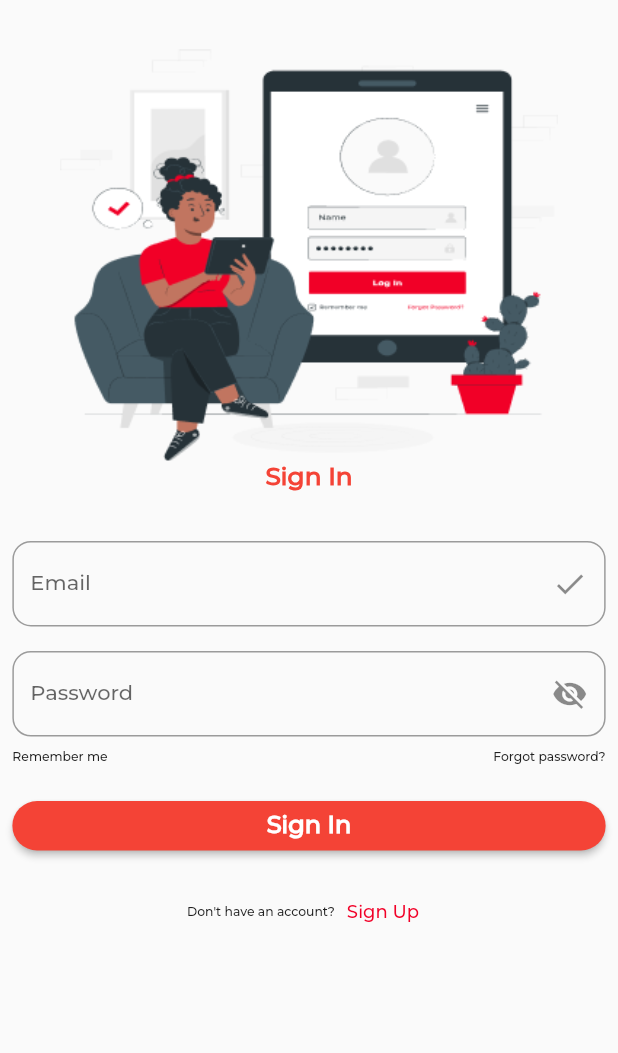
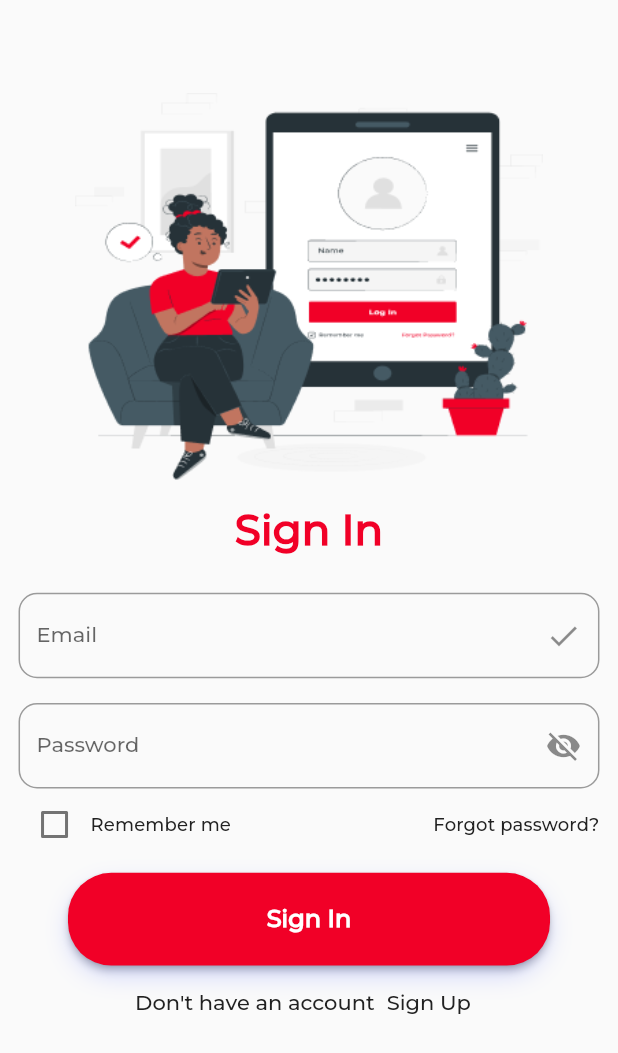
Before and after one commit to akaanuzman/digital_order_system, a Flutter app: the screen it shows after launch, on a phone screen of 412 x 824 dp. Shown: the top 1053 px of the screen. Run offline on Flutter 3.47's test engine with Material 2 defaults, Android fonts, the phone set to English and light mode, and no system bars; our stand-ins replace animate_do, device_preview, get_storage, shimmer_animation; generated files the repository leaves out were written again.

Commit message:
notlara kaydedilenler yapıldı.

```diff
--- a/lib/core/constants/image_constants.dart
+++ b/lib/core/constants/image_constants.dart
@@ -19,4 +19,7 @@ class ImageConstants {
   final String onboardThird = "onboarding2".toPng;
   final String logo = "logo".toPng;
   final String background = "background".toPng;
+  final String pana = "pana".toPng;
+  final String restaurant = "restaurant".toPng;
+  final String signUp = "signup".toPng;
 }
--- a/lib/features/auth/login/view/login_view.dart
+++ b/lib/features/auth/login/view/login_view.dart
@@ -1,6 +1,13 @@
 import 'package:digital_order_system/_export_ui.dart';
+import 'package:digital_order_system/core/enums/custom_button_enum.dart';
+import 'package:digital_order_system/uikit/button/custom_button.dart';
+import 'package:digital_order_system/uikit/special_row/special_row.dart';
+import 'package:digital_order_system/uikit/special_row/special_row_button.dart';
 
-class LoginView extends StatelessWidget {
+import '../../../../uikit/text/special_text.dart';
+import '../../../../uikit/text_field/special_text_field.dart';
+
+class LoginView extends StatelessWidget with BaseSingleton {
   const LoginView({super.key});
 
   @override
@@ -8,51 +15,47 @@ class LoginView extends StatelessWidget {
     return Scaffold(
       body: FadeInUp(
         child: ListView(
-          padding: context.paddingVertical8x,
+          padding: context.padding3x,
           children: [
+            context.emptySizedHeightBox6x,
             AspectRatio(
               aspectRatio: 1.5,
-              child: Image.asset("pana".toPng),
+              child: Image.asset(imageConstants.pana),
+            ),
+            context.emptySizedHeightBox2x,
+            const SpecialText(
+              textLabel: "Sign In",
+            ),
+            context.emptySizedHeightBox3x,
+            const SpecialTextField(
+              labelText: "Email",
+              suffixIcon: Icon(
+                Icons.done,
+              ),
+              hintText: "example@gmail.com",
+            ),
+            context.emptySizedHeightBox2x,
+            const SpecialTextField(
+              labelText: "Password",
+              suffixIcon: Icon(Icons.visibility_off),
+              hintText: "*********",
+            ),
+            const SpecialRow(
+              leftText: "Remember me",
+              rightText: "Forgot password?",
+            ),
+            context.emptySizedHeightBox1x,
+            Padding(
+              padding: context.paddingHorizontal8x,
+              child: CustomButton(
+                  context: context,
+                  buttonType: CustomButtonEnum.medium,
+                  label: "Sign In"),
             ),
             // context.emptySizedHeightBox1x,
-            specialText(context, "Sign In"),
-            context.emptySizedHeightBox4x,
-            specialTextField(
-              context,
-              "Email",
-              const Icon(Icons.done),
-            ),
-            context.emptySizedHeightBox2x,
-            specialTextField(
-              context,
-              "Password",
-              const Icon(Icons.visibility_off),
-            ),
-            speacialRF(
-              context,
-              "Remember me",
-              "Forgot password?",
-            ),
-            context.emptySizedHeightBox2x,
-            verySpecialButton(context, "Sign In"),
-            context.emptySizedHeightBox2x,
-            Row(
-              //TODO: companent haline getir
-              mainAxisAlignment: context.mainAxisACenter,
-              children: [
-                Text(
-                  "Don't have an account?", //sign in textbutton.
-                  style: TextStyle(
-                    fontSize: context.val2x,
-                  ),
-                ),
-                TextButton(
-                  onPressed: () {},
-                  child: const Text(
-                    "Sign Up",
-                  ),
-                )
-              ],
+            const SpecialRowButton(
+              firstText: "Don't have an account",
+              buttonText: "Sign Up",
             ),
           ],
         ),
@@ -62,84 +65,26 @@ class LoginView extends StatelessWidget {
 
   //TODO: buttonları ui kit tarafına al. Comapanent haline getir.
 
-  Widget verySpecialButton(BuildContext context, String buttonLabel) {
-    return Container(
-      padding: context.paddingHorizontal2x,
-      height: context.val8x,
-      child: ElevatedButton(
-        onPressed: () {},
-        style: ElevatedButton.styleFrom(
-          shape: RoundedRectangleBorder(
-            borderRadius: context.borderRadius7x,
-          ),
-          backgroundColor: Colors.red,
-        ),
-        child: Row(
-          mainAxisAlignment: MainAxisAlignment.center,
-          children: [
-            Text(
-              buttonLabel,
-              style: const TextStyle(
-                color: Colors.white,
-                fontWeight: FontWeight.bold,
-              ),
-            ),
-          ],
-        ),
-      ),
-    );
-  }
-
-  Widget speacialRF(BuildContext context, String textOne, String textTwo) {
-    return Padding(
-      padding: context.padding2x,
-      child: Row(
-        mainAxisAlignment: context.mainAxisASpaceBetween,
-        children: [
-          Text(
-            textOne,
-            style: TextStyle(
-              fontSize: context.val2x,
-            ),
-          ),
-          Text(
-            textTwo,
-            style: TextStyle(
-              fontSize: context.val2x,
-            ),
-          ),
-        ],
-      ),
-    );
-  }
-
-  Widget specialText(BuildContext context, String textLabel) {
-    return Center(
-      child: Text(
-        textLabel,
-        style: TextStyle(
-          fontWeight: FontWeight.bold,
-          color: Colors.red,
-          fontSize: context.val4x,
-        ),
-      ),
-    );
-  }
-
-  Widget specialTextField(BuildContext context, String labelText, Icon icon) {
-    return Container(
-      padding: context.paddingHorizontal2x,
-      child: TextField(
-        decoration: InputDecoration(
-          border: OutlineInputBorder(
-            borderRadius: context.borderRadius3x,
-          ),
-
-
-          labelText: labelText,
-          suffixIcon: icon,
-        ),
-      ),
-    );
-  }
+  // Widget speacialRF(BuildContext context, String textOne, String textTwo) {
+  //   return Padding(
+  //     padding: context.padding2x,
+  //     child: Row(
+  //       mainAxisAlignment: context.mainAxisASpaceBetween,
+  //       children: [
+  //         Text(
+  //           textOne,
+  //           style: TextStyle(
+  //             fontSize: context.val2x,
+  //           ),
+  //         ),
+  //         Text(
+  //           textTwo,
+  //           style: TextStyle(
+  //             fontSize: context.val2x,
+  //           ),
+  //         ),
+  //       ],
+  //     ),
+  //   );
+  // }
 }
--- a/lib/features/auth/register/view/register_view.dart
+++ b/lib/features/auth/register/view/register_view.dart
@@ -1,4 +1,9 @@
 import 'package:digital_order_system/_export_ui.dart';
+import 'package:digital_order_system/core/enums/custom_button_enum.dart';
+import 'package:digital_order_system/uikit/button/custom_button.dart';
+import 'package:digital_order_system/uikit/special_row/special_row_button.dart';
+
+import '../../../../uikit/text/special_text.dart';
 
 class RegisterView extends StatelessWidget {
   const RegisterView({super.key});
@@ -8,14 +13,17 @@ class RegisterView extends StatelessWidget {
     return Scaffold(
       body: FadeInUp(
         child: ListView(
-          padding: context.paddingVertical8x,
+          padding: context.padding3x,
           children: [
+            context.emptySizedHeightBox4x,
             SizedBox(
               child: Image.asset("signup".toPng),
             ),
-            context.emptySizedHeightBox3x,
-            specialText(context, "Sign Up"),
-            context.emptySizedHeightBox4x,
+            context.emptySizedHeightBox2x,
+            const SpecialText(
+              textLabel: "Sign Up",
+            ),
+            context.emptySizedHeightBox2x,
             specialTextField(
               context,
               "Email",
@@ -28,54 +36,19 @@ class RegisterView extends StatelessWidget {
               const Icon(Icons.visibility_off),
             ),
             context.emptySizedHeightBox2x,
-            verySpecialButton(context, "Sign In"),
+            Padding(
+              padding: context.paddingHorizontal9x,
+              child: CustomButton(
+                  context: context,
+                  buttonType: CustomButtonEnum.medium,
+                  label: "Sign Up"),
+            ),
+            // verySpecialButton(context, "Sign In"),
             context.emptySizedWidthBox2x,
-            Row(
-              //TODO: companent yap
-              mainAxisAlignment: context.mainAxisACenter,
-              children: [
-                Text(
-                  "Already have an account?", //sign in textbutton.
-                  style: TextStyle(
-                    fontSize: context.val2x,
-                  ),
-                ),
-                TextButton(
-                  onPressed: () {},
-                  child: const Text(
-                    "Sign In",
-                  ),
-                )
-              ],
-            ),
-          ],
-        ),
-      ),
-    );
-  }
-
-  Widget verySpecialButton(BuildContext context, String buttonLabel) {
-    return Container(
-      padding: context.paddingHorizontal2x,
-      height: context.val8x,
-      child: ElevatedButton(
-        onPressed: () {},
-        style: ElevatedButton.styleFrom(
-          shape: RoundedRectangleBorder(
-            borderRadius: context.borderRadius7x,
-          ),
-          backgroundColor: Colors.red,
-        ),
-        child: Row(
-          mainAxisAlignment: MainAxisAlignment.center,
-          children: [
-            Text(
-              buttonLabel,
-              style: const TextStyle(
-                color: Colors.white,
-                fontWeight: FontWeight.bold,
-              ),
-            ),
+            SpecialRowButton(
+              firstText: "Already have an account?",
+              buttonText: "Sign In",
+            )
           ],
         ),
       ),
--- a/lib/main.dart
+++ b/lib/main.dart
@@ -3,6 +3,7 @@ import 'package:digital_order_system/core/base/base_singleton.dart';
 import 'package:digital_order_system/core/constants/app_constants.dart';
 import 'package:digital_order_system/core/utils/navigator_service.dart';
 import 'package:digital_order_system/features/auth/login/view/login_view.dart';
+import 'package:digital_order_system/features/auth/register/view/register_view.dart';
 import 'package:digital_order_system/features/common/splash/view/splash_view.dart';
 import 'package:flutter/foundation.dart';
 import 'package:flutter/material.dart';
--- /dev/null
+++ b/lib/uikit/special_row/special_row.dart
@@ -0,0 +1,35 @@
+import 'package:digital_order_system/core/extensions/ui_extensions.dart';
+import 'package:flutter/material.dart';
+
+class SpecialRow extends StatelessWidget {
+  final String leftText;
+  final String rightText;
+  const SpecialRow(
+      {super.key, required this.leftText, required this.rightText});
+
+  @override
+  Widget build(BuildContext context) {
+    return Row(
+      mainAxisAlignment: context.mainAxisASpaceBetween,
+      children: [
+        Row(
+          // mainAxisAlignment: MainAxisAlignment.start,
+          children: [
+            Checkbox(
+              value: false,
+              onChanged: (value) => {},
+            ),
+            Text(
+              leftText,
+              style: context.textTheme.titleSmall,
+            ),
+          ],
+        ),
+        Text(
+          rightText,
+          style: context.textTheme.titleSmall,
+        ),
+      ],
+    );
+  }
+}
--- /dev/null
+++ b/lib/uikit/special_row/special_row_button.dart
@@ -0,0 +1,28 @@
+import 'package:digital_order_system/core/extensions/ui_extensions.dart';
+import 'package:flutter/material.dart';
+
+class SpecialRowButton extends StatelessWidget {
+  final String firstText;
+  final String buttonText;
+  const SpecialRowButton({super.key, required this.firstText, required this.buttonText});
+
+  @override
+  Widget build(BuildContext context) {
+    return Row(
+      mainAxisAlignment: context.mainAxisACenter,
+      children: [
+        Text(
+          firstText,
+          style: context.textTheme.titleMedium,
+        ),
+        TextButton(
+          onPressed: () {},
+          child: Text(
+            buttonText,
+            style: context.textTheme.titleMedium,
+          ),
+        )
+      ],
+    );
+  }
+}
--- /dev/null
+++ b/lib/uikit/text/special_text.dart
@@ -0,0 +1,17 @@
+import 'package:digital_order_system/core/extensions/ui_extensions.dart';
+import 'package:flutter/material.dart';
+
+class SpecialText extends StatelessWidget {
+  final String textLabel;
+  const SpecialText({super.key, required this.textLabel});
+
+  @override
+  Widget build(BuildContext context) {
+    return Center(
+      child: Text(
+        textLabel,
+        style: context.textTheme.displayMedium,
+      ),
+    );
+  }
+}
--- /dev/null
+++ b/lib/uikit/text_field/special_text_field.dart
@@ -0,0 +1,23 @@
+import 'package:digital_order_system/core/extensions/ui_extensions.dart';
+import 'package:flutter/material.dart';
+
+class SpecialTextField extends StatelessWidget {
+  final String labelText;
+  final Widget suffixIcon;
+  final String hintText;
+  const SpecialTextField({super.key, required this.labelText, required this.suffixIcon, required this.hintText});
+
+  @override
+  Widget build(BuildContext context) {
+    return TextField(
+      decoration: InputDecoration(
+        border: OutlineInputBorder(
+          borderRadius: context.borderRadius3x,
+        ),
+        labelText: labelText,
+        suffixIcon: suffixIcon,
+        hintText: hintText,
+      ),
+    );
+  }
+}
```
